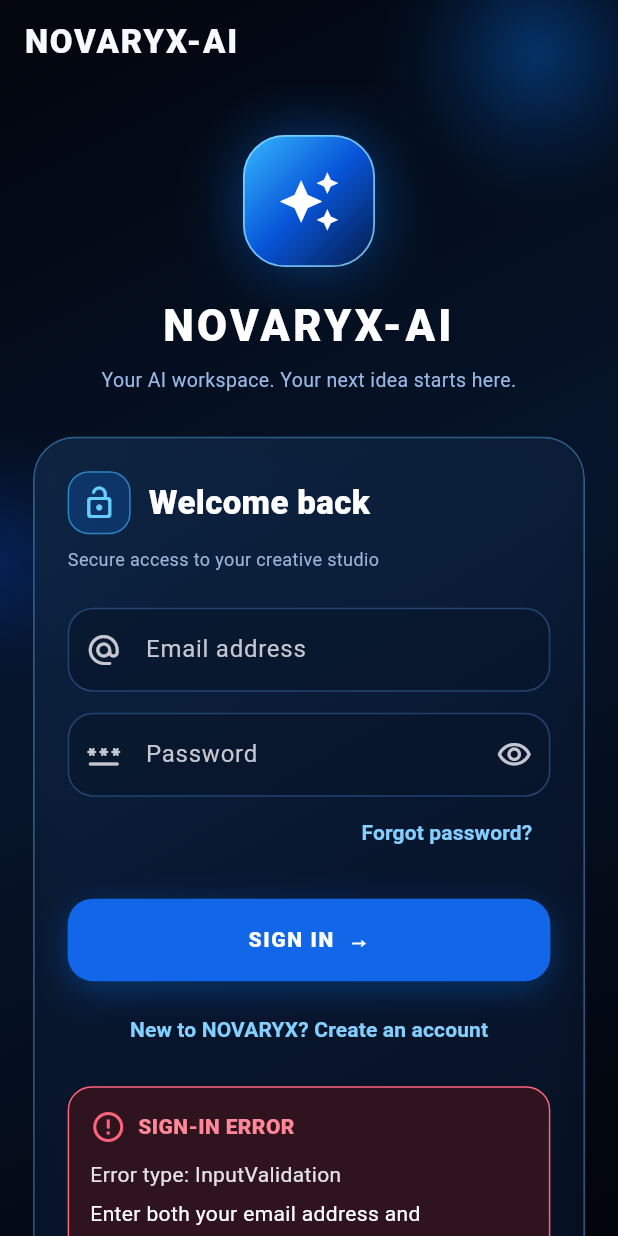
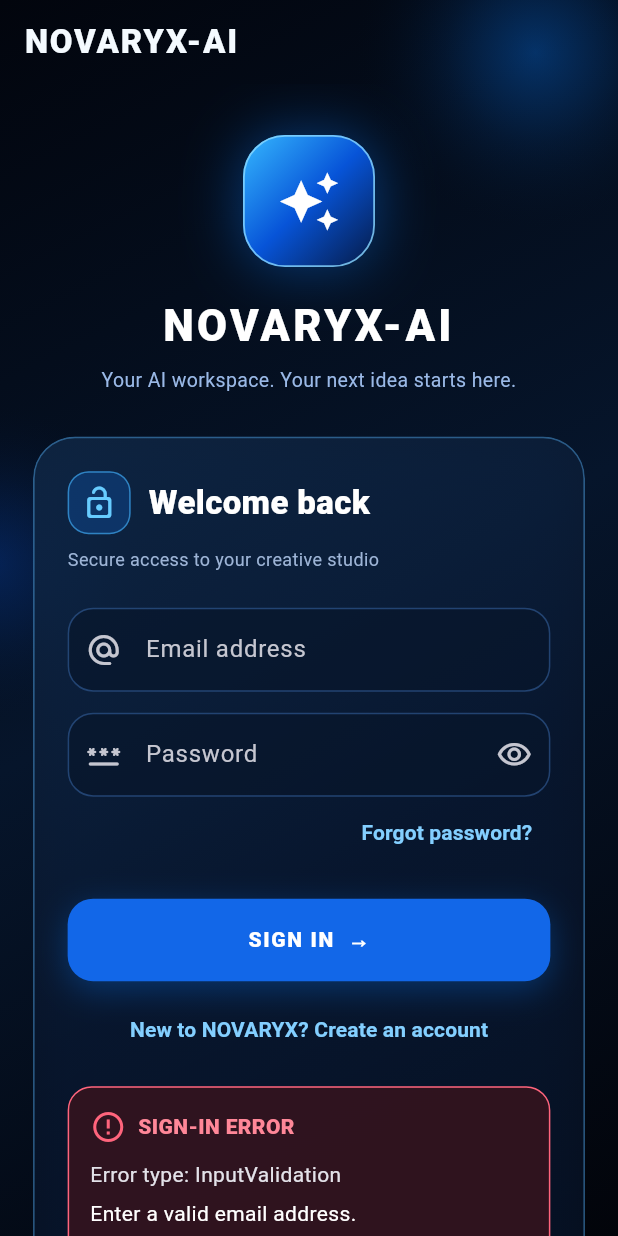
Before and after one commit to jamesbishopemmanuel299-source/NOVARYX-AI, a Flutter app: the screen it shows after launch, after a tap on an icon or button, on a phone screen of 412 x 824 dp. Run offline on Flutter 3.47's test engine with Material 3 defaults, Android fonts, the phone set to English and light mode, and no system bars; our stand-ins replace file_picker, flutter_secure_storage, supabase_flutter; missing offline and left inert: record; accounts and stored records are empty.

Commit message:
Improve Supabase sign-in and sign-up validation and error handling

```diff
--- a/lib/main.dart
+++ b/lib/main.dart
@@ -419,51 +419,103 @@ class _LoginScreenState extends State<LoginScreen> {
   Future<void> _authenticate() async {
     final email = _emailController.text.trim();
     final password = _passwordController.text;
-    if (email.isEmpty || password.isEmpty) {
+
+    if (email.isEmpty || !email.contains('@') || email.endsWith('@')) {
       setState(() {
         _errorType = 'InputValidation';
-        _exactError = 'Enter both your email address and password.';
+        _exactError = 'Enter a valid email address.';
       });
       return;
     }
+    if (password.isEmpty || (_creatingAccount && password.length < 6)) {
+      setState(() {
+        _errorType = 'InputValidation';
+        _exactError = _creatingAccount
+            ? 'Choose a password with at least 6 characters.'
+            : 'Enter your password.';
+      });
+      return;
+    }
+
     setState(() { _busy = true; _exactError = null; _errorType = null; });
     try {
-      // Wait for direct Supabase initialization before attempting authentication.
-      await _supabaseInitialization?.timeout(const Duration(seconds: 30));
+      // Do not send auth requests until the configured Supabase client is ready.
+      await (_supabaseInitialization ?? Future<void>.value())
+          .timeout(const Duration(seconds: 30));
       if (!Supabase.instance.isInitialized) {
         throw StateError(_supabaseStartupError ??
-            'Supabase initialization has not completed. Verify the Supabase Project URL and public anon/publishable key.');
+            'Supabase could not initialize. Check the project URL and publishable key in the app build configuration.');
       }
+
+      final auth = Supabase.instance.client.auth;
       if (_creatingAccount) {
-        await Supabase.instance.client.auth.signUp(email: email, password: password)
-            .timeout(const Duration(seconds: 30));
+        final response = await auth.signUp(
+          email: email,
+          password: password,
+        ).timeout(const Duration(seconds: 30));
+
+        if (response.user == null) {
+          throw const AuthException(
+            'Supabase did not return an account. Check your project Auth settings and try again.',
+          );
+        }
+        if (response.session == null && mounted) {
+          setState(() {
+            _errorType = 'EmailConfirmationRequired';
+            _exactError = 'Your account was created. Check $email for the confirmation link, then return here and sign in. If no email arrives, check Supabase Auth email settings.';
+          });
+          return;
+        }
       } else {
-        await Supabase.instance.client.auth.signInWithPassword(email: email, password: password)
-            .timeout(const Duration(seconds: 30));
+        final response = await auth.signInWithPassword(
+          email: email,
+          password: password,
+        ).timeout(const Duration(seconds: 30));
+        if (response.session == null) {
+          throw const AuthException(
+            'Sign-in did not create an active session. Try again or reset your password.',
+          );
+        }
       }
+
       if (!mounted) return;
-      if (Supabase.instance.client.auth.currentSession != null) {
+      final session = auth.currentSession;
+      if (session != null) {
         ScaffoldMessenger.of(context).showSnackBar(
-          const SnackBar(content: Text('Signed in successfully.')),
+          SnackBar(content: Text(_creatingAccount
+              ? 'Account created successfully.'
+              : 'Signed in successfully.')),
         );
         Navigator.of(context).pushReplacement(
           MaterialPageRoute<void>(builder: (_) => const HomeScreen()),
         );
-      } else if (_creatingAccount) {
-        setState(() {
-          _errorType = 'EmailConfirmationRequired';
-          _exactError = 'Account creation returned no active session. Check your email for a confirmation link if email confirmation is enabled in Supabase.';
-        });
       }
+    } on AuthException catch (error) {
+      if (!mounted) return;
+      final message = error.message.toLowerCase();
+      String friendly;
+      if (message.contains('invalid login credentials')) {
+        friendly = 'Email or password is incorrect. If you are new, switch to Create account.';
+      } else if (message.contains('already registered') ||
+          message.contains('user already registered')) {
+        friendly = 'An account with this email already exists. Switch to Sign in or use Forgot password.';
+      } else if (message.contains('password') && message.contains('characters')) {
+        friendly = 'Password is too short. Use at least 6 characters.';
+      } else if (message.contains('email not confirmed')) {
+        friendly = 'Confirm your email using the link sent by Supabase, then sign in.';
+      } else {
+        friendly = error.message;
+      }
+      setState(() {
+        _errorType = 'SupabaseAuthException';
+        _exactError = friendly;
+      });
     } catch (error, stackTrace) {
-      debugPrint('NOVARYX-AI login error type: ${error.runtimeType}');
-      debugPrint('NOVARYX-AI login exact error: $error');
+      debugPrint('NOVARYX-AI auth error type: ${error.runtimeType}');
+      debugPrint('NOVARYX-AI auth exact error: $error');
       debugPrintStack(stackTrace: stackTrace);
       if (!mounted) return;
 
-      // Give DNS/host-lookup failures a useful explanation without hiding the
-      // original exception. Retrying credentials cannot fix a hostname that
-      // the device cannot resolve.
       final rawError = error.toString();
       final lowerError = rawError.toLowerCase();
       final isHostLookupFailure =
@@ -473,7 +525,7 @@ class _LoginScreenState extends State<LoginScreen> {
       setState(() {
         _errorType = error.runtimeType.toString();
         _exactError = isHostLookupFailure
-            ? '$rawError\n\nConnection diagnosis: the device could not resolve the configured hostname. Verify that the Supabase Project URL is the exact active URL from Supabase Dashboard → Project Settings → API, and check the device internet/DNS connection. This is a network/hostname error, not an email or password error.'
+            ? 'The phone could not reach the Supabase hostname. The app is configured for ${defaultSupabaseUrl}. Rebuild and install the latest APK after checking that this is the active Project URL in Supabase Dashboard → Project Settings → API. Also test internet/DNS. This is not an email or password error.\n\nDetails: $rawError'
             : rawError;
       });
     } finally {
```
